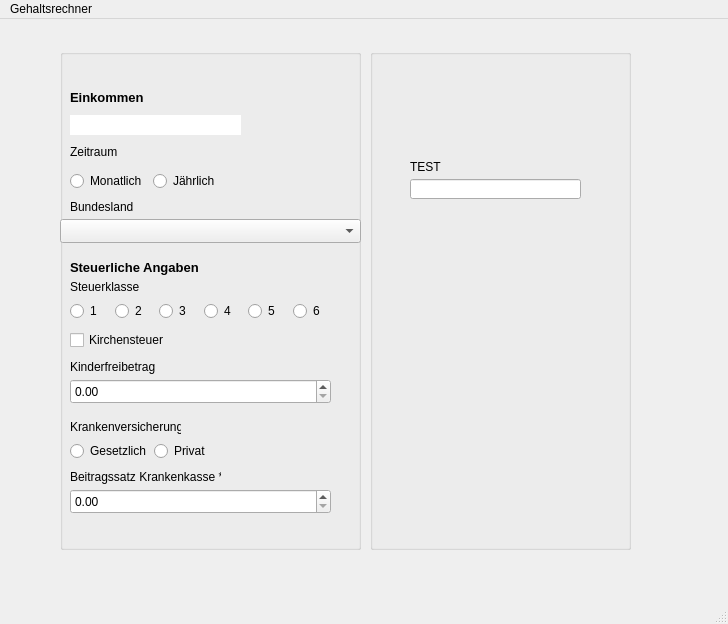
Old version of the form Gehaltsrechner/mainwindow.ui in the repository Vokiey/Gehaltsrechner.
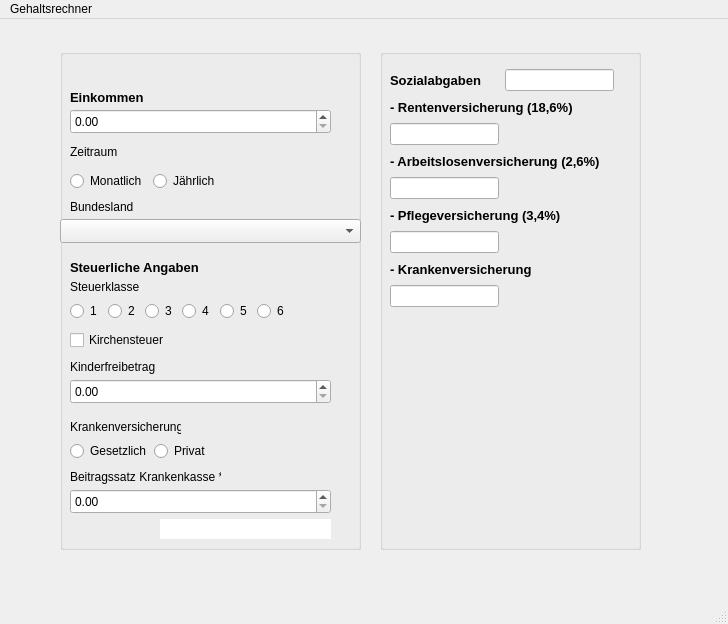
New version of the form.

```diff
--- a/Gehaltsrechner/mainwindow.ui
+++ b/Gehaltsrechner/mainwindow.ui
@@ -17,7 +17,7 @@
    <widget class="QGroupBox" name="groupBox">
     <property name="geometry">
      <rect>
-      <x>370</x>
+      <x>380</x>
       <y>30</y>
       <width>261</width>
       <height>501</height>
@@ -26,37 +26,147 @@
     <property name="title">
      <string/>
     </property>
-    <widget class="QLineEdit" name="lineEdit_test">
+    <widget class="QWidget" name="">
      <property name="geometry">
       <rect>
-       <x>40</x>
-       <y>130</y>
-       <width>171</width>
-       <height>20</height>
+       <x>10</x>
+       <y>20</y>
+       <width>224</width>
+       <height>238</height>
       </rect>
      </property>
-     <property name="cursor">
-      <cursorShape>WaitCursor</cursorShape>
-     </property>
-     <property name="toolTip">
-      <string>this is a test blyatt</string>
-     </property>
-     <property name="readOnly">
-      <bool>true</bool>
-     </property>
-    </widget>
-    <widget class="QLabel" name="label">
-     <property name="geometry">
-      <rect>
-       <x>40</x>
-       <y>110</y>
-       <width>49</width>
-       <height>16</height>
-      </rect>
-     </property>
-     <property name="text">
-      <string>TEST</string>
-     </property>
+     <layout class="QGridLayout" name="gridLayout">
+      <item row="0" column="0">
+       <widget class="QLabel" name="label_sozialangaben">
+        <property name="font">
+         <font>
+          <pointsize>10</pointsize>
+          <bold>true</bold>
+         </font>
+        </property>
+        <property name="text">
+         <string>Sozialabgaben</string>
+        </property>
+       </widget>
+      </item>
+      <item row="0" column="1">
+       <widget class="QLineEdit" name="lineEdit_sozialabgaben">
+        <property name="cursor">
+         <cursorShape>WaitCursor</cursorShape>
+        </property>
+        <property name="toolTip">
+         <string>this is a test blyatt</string>
+        </property>
+        <property name="readOnly">
+         <bool>true</bool>
+        </property>
+       </widget>
+      </item>
+      <item row="1" column="0" colspan="2">
+       <widget class="QLabel" name="label_sozialangaben_2">
+        <property name="font">
+         <font>
+          <pointsize>10</pointsize>
+          <bold>true</bold>
+         </font>
+        </property>
+        <property name="text">
+         <string>- Rentenversicherung (18,6%)</string>
+        </property>
+       </widget>
+      </item>
+      <item row="2" column="0">
+       <widget class="QLineEdit" name="lineEdit_rentenversicherung">
+        <property name="cursor">
+         <cursorShape>WaitCursor</cursorShape>
+        </property>
+        <property name="toolTip">
+         <string>this is a test blyatt</string>
+        </property>
+        <property name="readOnly">
+         <bool>true</bool>
+        </property>
+       </widget>
+      </item>
+      <item row="3" column="0" colspan="2">
+       <widget class="QLabel" name="label_sozialangaben_3">
+        <property name="font">
+         <font>
+          <pointsize>10</pointsize>
+          <bold>true</bold>
+         </font>
+        </property>
+        <property name="text">
+         <string>- Arbeitslosenversicherung (2,6%)</string>
+        </property>
+       </widget>
+      </item>
+      <item row="4" column="0">
+       <widget class="QLineEdit" name="lineEdit_arbeitslosenversicherung">
+        <property name="cursor">
+         <cursorShape>WaitCursor</cursorShape>
+        </property>
+        <property name="toolTip">
+         <string>this is a test blyatt</string>
+        </property>
+        <property name="readOnly">
+         <bool>true</bool>
+        </property>
+       </widget>
+      </item>
+      <item row="5" column="0" colspan="2">
+       <widget class="QLabel" name="label_sozialangaben_5">
+        <property name="font">
+         <font>
+          <pointsize>10</pointsize>
+          <bold>true</bold>
+         </font>
+        </property>
+        <property name="text">
+         <string>- Pflegeversicherung (3,4%)</string>
+        </property>
+       </widget>
+      </item>
+      <item row="6" column="0">
+       <widget class="QLineEdit" name="lineEdit_pflegevericherung">
+        <property name="cursor">
+         <cursorShape>WaitCursor</cursorShape>
+        </property>
+        <property name="toolTip">
+         <string>this is a test blyatt</string>
+        </property>
+        <property name="readOnly">
+         <bool>true</bool>
+        </property>
+       </widget>
+      </item>
+      <item row="7" column="0" colspan="2">
+       <widget class="QLabel" name="label_sozialangaben_6">
+        <property name="font">
+         <font>
+          <pointsize>10</pointsize>
+          <bold>true</bold>
+         </font>
+        </property>
+        <property name="text">
+         <string>- Krankenversicherung</string>
+        </property>
+       </widget>
+      </item>
+      <item row="8" column="0">
+       <widget class="QLineEdit" name="lineEdit_krankenversicherung">
+        <property name="cursor">
+         <cursorShape>WaitCursor</cursorShape>
+        </property>
+        <property name="toolTip">
+         <string>this is a test blyatt</string>
+        </property>
+        <property name="readOnly">
+         <bool>true</bool>
+        </property>
+       </widget>
+      </item>
+     </layout>
     </widget>
    </widget>
    <widget class="QGroupBox" name="groupBox_2">
@@ -74,8 +184,8 @@
     <widget class="QLineEdit" name="lineEdit_income">
      <property name="geometry">
       <rect>
-       <x>10</x>
-       <y>66</y>
+       <x>100</x>
+       <y>470</y>
        <width>171</width>
        <height>20</height>
       </rect>
@@ -249,7 +359,7 @@
       <rect>
        <x>10</x>
        <y>250</y>
-       <width>261</width>
+       <width>218</width>
        <height>24</height>
       </rect>
      </property>
@@ -329,6 +439,16 @@
       <string>Kirchensteuer</string>
      </property>
     </widget>
+    <widget class="QDoubleSpinBox" name="doubleSpinBox_income">
+     <property name="geometry">
+      <rect>
+       <x>10</x>
+       <y>60</y>
+       <width>261</width>
+       <height>25</height>
+      </rect>
+     </property>
+    </widget>
     <widget class="QWidget" name="">
      <property name="geometry">
       <rect>
```
